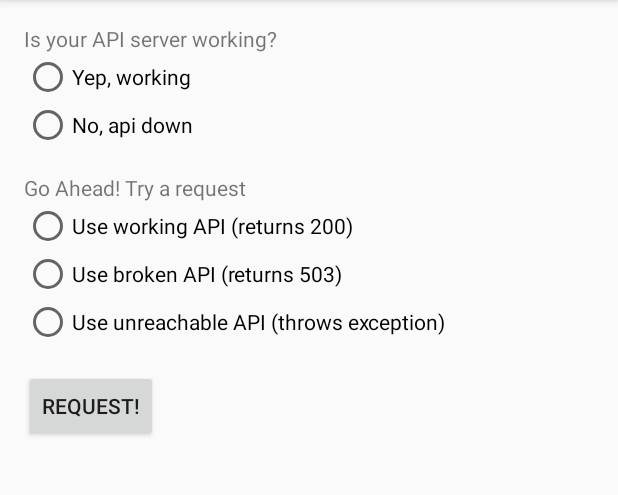
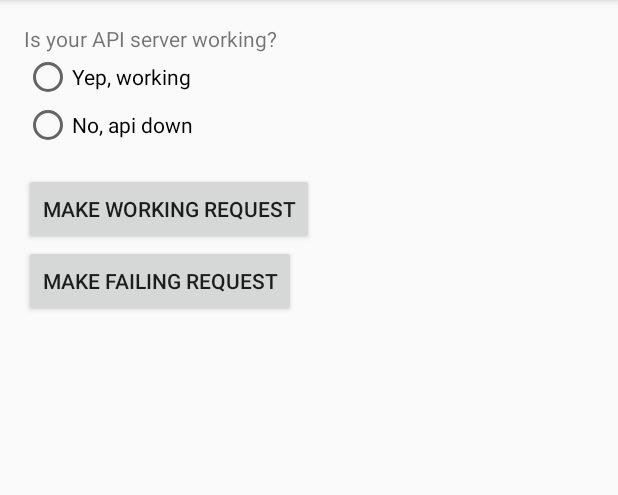
Before and after one commit to scm-spain/api-down-checker, an Android app: the screen it shows after launch (MainActivity), on a phone screen of 412 x 824 dp, the part 84-579 px from its top. Run offline under Robolectric (Android 15) with nearby library versions, the phone set to English and light mode, and no system bars; libraries missing offline, so code that uses them is left out: com.jakewharton.retrofit, retrofit.android, retrofit.client; 1 statement that could not run was skipped.

```diff
--- a/app/src/main/java/net/infojobs/apidownchecker/MainActivity.java
+++ b/app/src/main/java/net/infojobs/apidownchecker/MainActivity.java
@@ -1,31 +1,21 @@
 package net.infojobs.apidownchecker;
 
 import android.os.Bundle;
-import android.support.annotation.NonNull;
 import android.support.v7.app.AppCompatActivity;
 import android.view.View;
 import android.widget.RadioGroup;
 import android.widget.TextView;
 
-import com.jakewharton.retrofit.Ok3Client;
+import net.infojobs.ApiDownException;
 
-import net.infojobs.ApiDownChecker;
-import net.infojobs.ApiDownException;
-import net.infojobs.ApiDownInterceptor;
-
-import okhttp3.OkHttpClient;
 import retrofit.Callback;
-import retrofit.RestAdapter;
 import retrofit.RetrofitError;
 import retrofit.client.Response;
 
 public class MainActivity extends AppCompatActivity {
 
-    private RadioGroup requestOptions;
-    private RadioGroup serverOptions;
     private TextView status;
-    private HttpstatApi httpstatApi;
-    private UnreachableApi unreachableApi;
+    private MyAPI myAPI;
 
     @Override
     protected void onCreate(Bundle savedInstanceState) {
@@ -33,63 +23,35 @@ public class MainActivity extends AppCompatActivity {
         setContentView(R.layout.activity_main);
 
         status = ((TextView) findViewById(R.id.text_status));
-        serverOptions = (RadioGroup) findViewById(R.id.radio_group_server);
-        requestOptions = (RadioGroup) findViewById(R.id.radio_group_request);
-        findViewById(R.id.button_request).setOnClickListener(new View.OnClickListener() {
+        RadioGroup serverOptions = (RadioGroup) findViewById(R.id.radio_group_server);
+        final View workingRequestButton = findViewById(R.id.button_request_working);
+        workingRequestButton.setOnClickListener(new View.OnClickListener() {
             @Override
             public void onClick(View v) {
-                sendRequest();
+                requestWorking();
             }
         });
-
-        setupApis();
-    }
-
-    private void setupApis() {
-        httpstatApi = new RestAdapter.Builder()
-          .setClient(getClient())
-          .setEndpoint("http://httpstat.us/")
-          .build().create(HttpstatApi.class);
-
-        unreachableApi = new RestAdapter.Builder()
-          .setClient(getClient())
-          .setEndpoint("http://unknown.address/")
-          .build().create(UnreachableApi.class);
-    }
-
-    @NonNull
-    private Ok3Client getClient() {
-        boolean isApiDown = serverOptions.getCheckedRadioButtonId() == R.id.radio_down;
-
-        ApiDownChecker checker = new ApiDownChecker.Builder()
-          .check(isApiDown ? "http://httpstat.us/503" : "http://httpstat.us/200")
-          .build();
-
-        OkHttpClient okHttpClient = new OkHttpClient.Builder()
-          .addInterceptor(ApiDownInterceptor.create()
-            .checkWith(checker)
-            .build())
-          .build();
-        return new Ok3Client(okHttpClient);
-    }
-
-    private void sendRequest() {
-        setupApis();
-
-        switch (requestOptions.getCheckedRadioButtonId()) {
-            case R.id.radio_working:
-                requestWorking();
-                break;
-            case R.id.radio_broken:
+        findViewById(R.id.button_request_failing).setOnClickListener(new View.OnClickListener() {
+            @Override
+            public void onClick(View v) {
                 requestBroken();
-                break;
-            case R.id.radio_unreachable:
-                requestUnreachable();
-        }
+            }
+        });
+        serverOptions.setOnCheckedChangeListener(new RadioGroup.OnCheckedChangeListener() {
+            @Override
+            public void onCheckedChanged(RadioGroup group, int checkedId) {
+                boolean isApiDown = checkedId == R.id.radio_down;
+                Injections.getDemoInterceptor().forceApiDown(isApiDown);
+                status.setText("");
+                workingRequestButton.setEnabled(!isApiDown);
+            }
+        });
+        myAPI = Injections.getMyApi();
     }
 
     private void requestWorking() {
-        httpstatApi.get200(new Callback<Response>() {
+        status.setText("");
+        myAPI.get200(new Callback<Response>() {
             @Override
             public void success(Response response, Response response2) {
                 status.setText("It worked!");
@@ -102,9 +64,9 @@ public class MainActivity extends AppCompatActivity {
         });
     }
 
-
     private void requestBroken() {
-        httpstatApi.get503(new Callback<Response>() {
+        status.setText("");
+        myAPI.get503(new Callback<Response>() {
             @Override
             public void success(Response response, Response response2) {
                 status.setText("It worked :S");
@@ -113,25 +75,7 @@ public class MainActivity extends AppCompatActivity {
             @Override
             public void failure(RetrofitError error) {
                 if (error.getCause() instanceof ApiDownException) {
-                    status.setText("API DOWN!!");
-                } else {
-                    status.setText("Failure: " + error.getMessage());
-                }
-            }
-        });
-    }
-
-    private void requestUnreachable() {
-        unreachableApi.getSomething(new Callback<Response>() {
-            @Override
-            public void success(Response response, Response response2) {
-                status.setText("It worked :S");
-            }
-
-            @Override
-            public void failure(RetrofitError error) {
-                if (error.getCause() instanceof ApiDownException) {
-                    status.setText("API DOWN!!");
+                    status.setText("\uD83D\uDD25\uD83D\uDD25\uD83D\uDD25 API DOWN!! \uD83D\uDD25\uD83D\uDD25\uD83D\uDD25");
                 } else {
                     status.setText("Failure: " + error.getMessage());
                 }
--- a/app/src/main/java/net/infojobs/apidownchecker/HttpstatApi.java
+++ b/app/src/main/java/net/infojobs/apidownchecker/MyAPI.java
@@ -4,7 +4,7 @@ import retrofit.Callback;
 import retrofit.client.Response;
 import retrofit.http.GET;
 
-public interface HttpstatApi {
+public interface MyAPI {
 
     @GET("/200")
     void get200(Callback<Response> callback);
--- a/app/src/main/java/net/infojobs/apidownchecker/UnreachableApi.java
+++ /dev/null
@@ -1,11 +0,0 @@
-package net.infojobs.apidownchecker;
-
-import retrofit.Callback;
-import retrofit.client.Response;
-import retrofit.http.GET;
-
-public interface UnreachableApi {
-
-    @GET("/something")
-    void getSomething(Callback<Response> callback);
-}
--- a/app/src/main/res/layout/activity_main.xml
+++ b/app/src/main/res/layout/activity_main.xml
@@ -35,43 +35,18 @@
             android:text="No, api down"/>
     </RadioGroup>
 
-
-    <TextView
+    <Button
+        android:id="@+id/button_request_working"
         android:layout_width="wrap_content"
         android:layout_height="wrap_content"
         android:layout_marginTop="16dp"
-        android:text="Go Ahead! Try a request"/>
-
-    <RadioGroup
-        android:id="@+id/radio_group_request"
-        android:layout_width="wrap_content"
-        android:layout_height="wrap_content">
-
-        <RadioButton
-            android:id="@+id/radio_working"
-            android:layout_width="wrap_content"
-            android:layout_height="wrap_content"
-            android:text="Use working API (returns 200)"/>
-
-        <RadioButton
-            android:id="@+id/radio_broken"
-            android:layout_width="wrap_content"
-            android:layout_height="wrap_content"
-            android:text="Use broken API (returns 503)"/>
-
-        <RadioButton
-            android:id="@+id/radio_unreachable"
-            android:layout_width="wrap_content"
-            android:layout_height="wrap_content"
-            android:text="Use unreachable API (throws exception)"/>
-    </RadioGroup>
+        android:text="Make working request"/>
 
     <Button
-        android:id="@+id/button_request"
+        android:id="@+id/button_request_failing"
         android:layout_width="wrap_content"
         android:layout_height="wrap_content"
-        android:layout_marginTop="16dp"
-        android:text="Request!"/>
+        android:text="Make failing request"/>
 
     <TextView
         android:id="@+id/text_status"
```
Also changed, not shown: app/src/main/java/net/infojobs/apidownchecker/DemoInterceptor.java (added, +25 -0 lines), app/src/main/java/net/infojobs/apidownchecker/Injections.java (added, +63 -0 lines).
